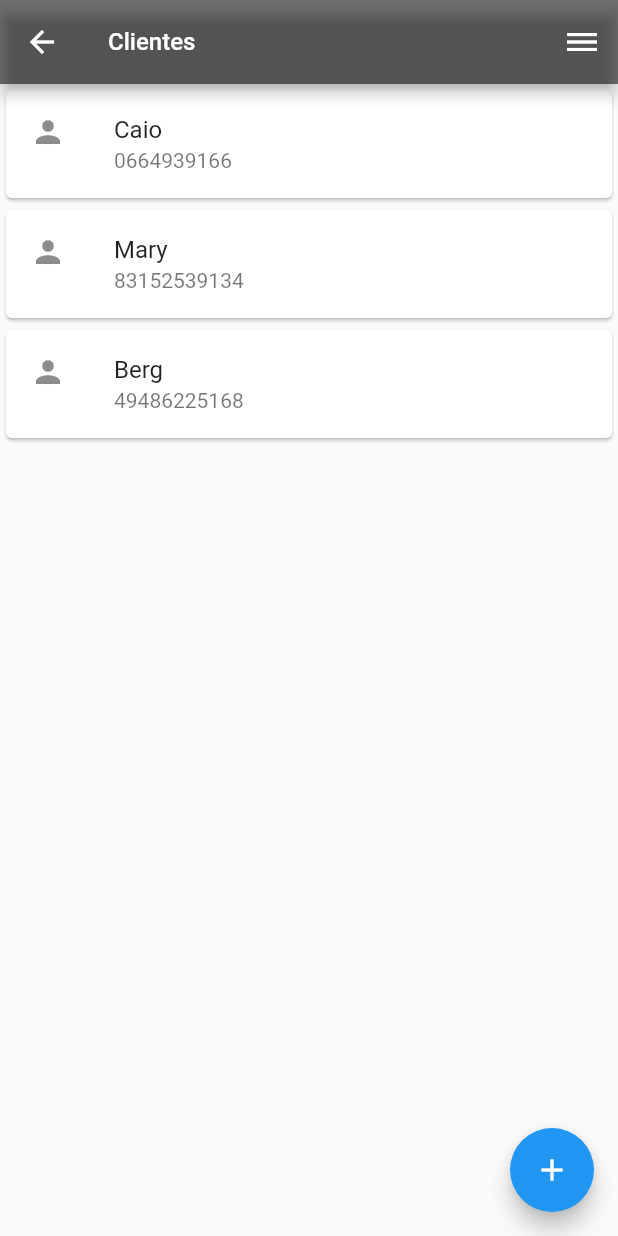
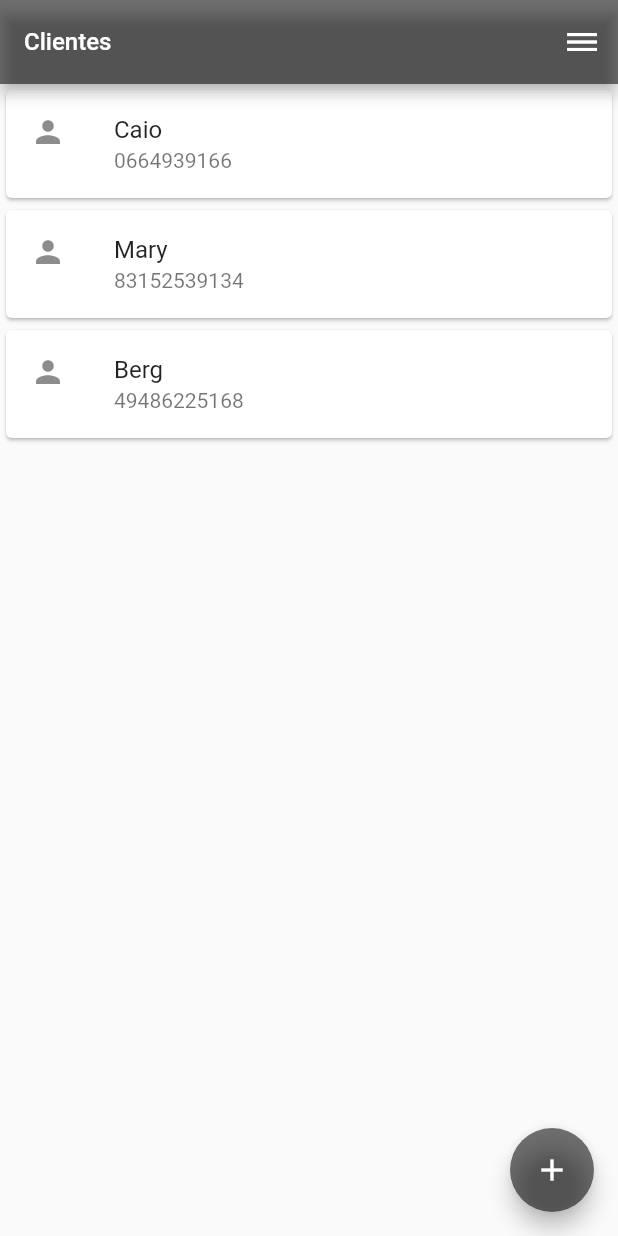
Before and after one commit to levelup-srtch/easycharge-app, a Flutter app: the screen it shows after launch, after a tap on the "dehaze" icon, after a tap on "Clientes", on a phone screen of 412 x 824 dp. Run offline on Flutter 3.47's test engine with Material 2 defaults, Android fonts, the phone set to English and light mode, and no system bars; Roboto replaces fonts that are missing (NotoSans).

Commit message:
tirando a seta
Removendo a seta quando uso a drawer

```diff
--- a/lib/Drawer/custom_drawer.dart
+++ b/lib/Drawer/custom_drawer.dart
@@ -66,13 +66,11 @@ class CustomDrawer extends StatelessWidget {
                  DrawerTitle(
                   icon: Icons.person_outline_outlined,
                   text: 'Clientes',
-                  sair: false,
                   page: ListaDeClientes(),
                 ) ,
                 DrawerTitle(
                   icon: Icons.account_balance_outlined,
                   text: 'Dividas',
-                  sair: false,
                   page: ListaDeDividas(),
                 )// Tem que mudar a função
               ],
--- a/lib/Drawer/title.dart
+++ b/lib/Drawer/title.dart
@@ -4,9 +4,8 @@ class DrawerTitle extends StatelessWidget {
   final IconData icon;
   final String text;
   final Widget page;
-  final bool sair;
 
-  const DrawerTitle({required this.icon, required this.text, required this.page, required this.sair});
+  const DrawerTitle({required this.icon, required this.text, required this.page});
 
   @override
   Widget build(BuildContext context) {
@@ -14,21 +13,12 @@ class DrawerTitle extends StatelessWidget {
       color: Colors.transparent,
       child: InkWell(
         onTap: () async {
-          if (sair) {
-            Navigator.push(
-              context,
-              MaterialPageRoute(
-                builder: (BuildContext context) => page,
-              ),
-            );
-          } else {
-            Navigator.push(
-              context,
-              MaterialPageRoute(
-                builder: (BuildContext context) => page,
-              ),
-            );
-          }
+          Navigator.of(context).pushAndRemoveUntil(
+            MaterialPageRoute(
+              builder: (BuildContext context) => page,
+            ),
+              (route) => false,
+          );
         },
         child: SizedBox(
           height: 60.0,
--- a/lib/screens/cliente/cliente_lista.dart
+++ b/lib/screens/cliente/cliente_lista.dart
@@ -36,6 +36,7 @@ class ListaDeClientes extends StatelessWidget {
       ),
       floatingActionButton: FloatingActionButton(
         onPressed: () {},
+        backgroundColor: Colors.black54,
         child: const Icon(Icons.add),
       ),
     );
```
